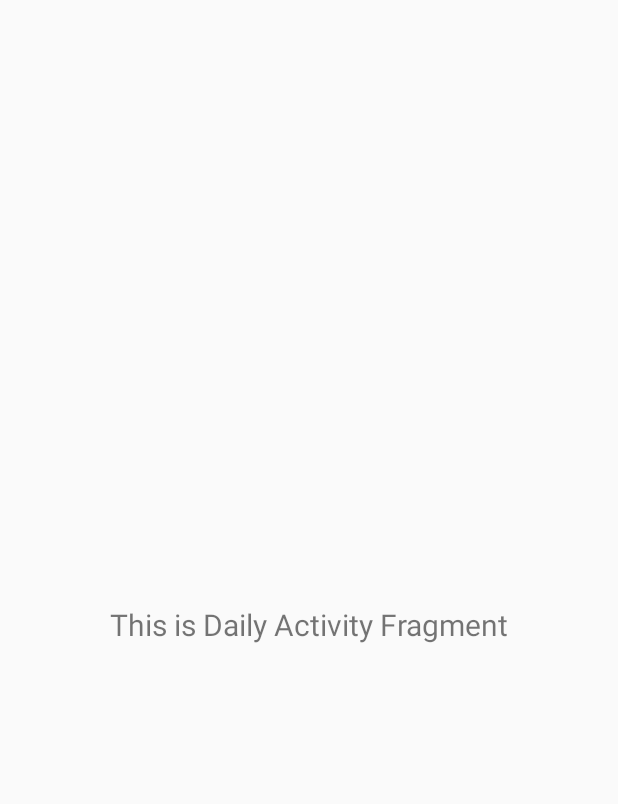
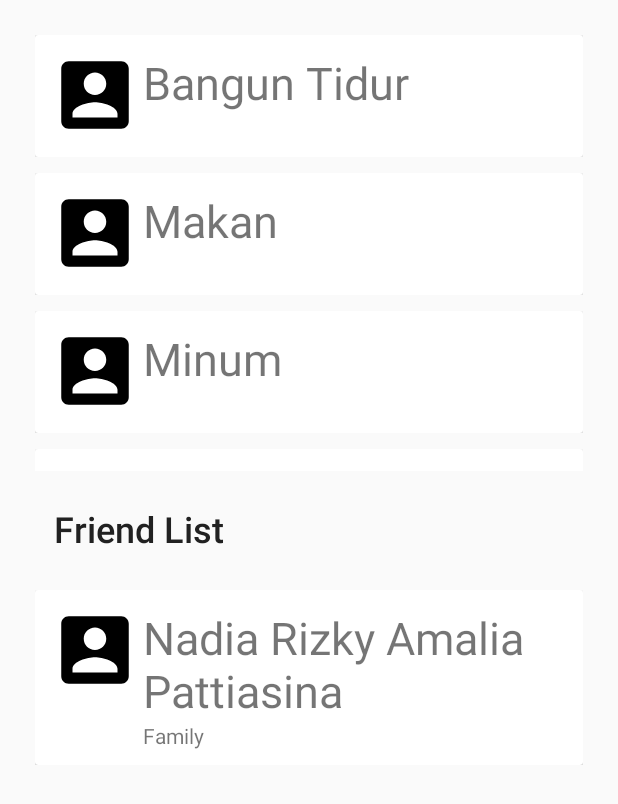
Before and after one commit to aprp19/WhiteSpace, an Android app: the fragment DailyActivity shown on its own in the app's theme, on a phone screen of 412 x 824 dp. Shown: the top 804 px of the screen. Run offline under Robolectric (Android 15) with nearby library versions, the phone set to English and light mode, and no system bars.

Commit message:
Completing Daily Activity Section

```diff
--- a/app/build.gradle
+++ b/app/build.gradle
@@ -53,6 +53,8 @@ dependencies {
     implementation 'com.afollestad:viewpagerdots:1.0.0'
     implementation 'androidx.lifecycle:lifecycle-viewmodel-ktx:2.2.0'
     implementation 'de.hdodenhof:circleimageview:3.1.0'
+    implementation 'com.android.support:cardview-v7:28.0.0'
+    implementation 'com.android.support:recyclerview-v7:28.0.0'
     testImplementation 'junit:junit:4.13'
     androidTestImplementation 'androidx.test.ext:junit:1.1.1'
     androidTestImplementation 'androidx.test.espresso:espresso-core:3.2.0'
--- a/app/src/main/java/com/aprp/whitespace/ui/daily/DailyActivity.kt
+++ b/app/src/main/java/com/aprp/whitespace/ui/daily/DailyActivity.kt
@@ -1,30 +1,72 @@
 package com.aprp.whitespace.ui.daily
 
+import android.content.Context
 import android.os.Bundle
 import android.view.LayoutInflater
 import android.view.View
 import android.view.ViewGroup
-import android.widget.TextView
 import androidx.fragment.app.Fragment
-import androidx.lifecycle.Observer
 import androidx.lifecycle.ViewModelProviders
+import androidx.recyclerview.widget.LinearLayoutManager
+import androidx.recyclerview.widget.RecyclerView
 import com.aprp.whitespace.R
+import kotlinx.android.synthetic.main.fragment_daily.*
+
 
 class DailyActivity : Fragment() {
 
-    private lateinit var dailyViewModel: DailyViewModel
+    private val mDailyActivities = DailyAdapter(
+        listOf(
+            DailyData("Bangun Tidur", R.drawable.ic_menu_profile),
+            DailyData("Makan", R.drawable.ic_menu_profile),
+            DailyData("Minum", R.drawable.ic_menu_profile),
+            DailyData("Mengerjakan Tugas", R.drawable.ic_menu_profile),
+            DailyData("Sholat", R.drawable.ic_menu_profile),
+            DailyData("Tidur Siang", R.drawable.ic_menu_profile),
+            DailyData("Mandi", R.drawable.ic_menu_profile),
+            DailyData("Main Game", R.drawable.ic_menu_profile)
+        )
+    )
+
+    private val mFriendList = FriendAdapter(
+        listOf(
+            Friend("Nadia Rizky Amalia Pattiasina", "Family", R.drawable.ic_menu_profile),
+            Friend("Abe Ekayani Pratiwi","Family", R.drawable.ic_menu_profile),
+            Friend("Sabri","Family", R.drawable.ic_menu_profile),
+            Friend("Anugrah Dwi Cahya Prakasa","Family", R.drawable.ic_menu_profile),
+            Friend("Gigih Surya Prakasa","Family", R.drawable.ic_menu_profile),
+            Friend("Albarokah Muhammad G. P.","Family", R.drawable.ic_menu_profile),
+            Friend("Okeu Agnia Pratama","Family", R.drawable.ic_menu_profile),
+            Friend("Fazar Ingsan","Friend", R.drawable.ic_menu_profile),
+            Friend("M. Rifa Fauzi","Friend", R.drawable.ic_menu_profile),
+            Friend("Ivan Ongko","Friend", R.drawable.ic_menu_profile)
+        )
+    )
 
     override fun onCreateView(
         inflater: LayoutInflater, container: ViewGroup?,
         savedInstanceState: Bundle?
     ): View? {
-        dailyViewModel =
-            ViewModelProviders.of(this).get(DailyViewModel::class.java)
-        val root = inflater.inflate(R.layout.fragment_daily, container, false)
-        val textView: TextView = root.findViewById(R.id.text_dailyActivity)
-        dailyViewModel.text.observe(viewLifecycleOwner, Observer {
-            textView.text = it
-        })
-        return root
+        // Inflate the layout for this fragment
+        return inflater.inflate(R.layout.fragment_daily, container, false)
+    }
+
+    override fun onViewCreated(view: View, savedInstanceState: Bundle?) {
+        super.onViewCreated(view, savedInstanceState)
+        rv_daily.apply {
+            layoutManager = LinearLayoutManager(activity)
+            adapter = mDailyActivities
+        }
+
+        rv_friendlist.apply {
+            layoutManager = LinearLayoutManager(activity)
+            adapter = mFriendList
+        }
+
+        rv_friendlist.layoutManager = LinearLayoutManager(
+            context,
+            LinearLayoutManager.HORIZONTAL,
+            false
+        )
     }
 }
--- /dev/null
+++ b/app/src/main/java/com/aprp/whitespace/ui/daily/DailyAdapter.kt
@@ -0,0 +1,41 @@
+package com.aprp.whitespace.ui.daily
+
+import android.view.LayoutInflater
+import android.view.ViewGroup
+import android.widget.ImageView
+import android.widget.TextView
+import androidx.recyclerview.widget.RecyclerView
+import com.aprp.whitespace.R
+
+class DailyAdapter(private val listDaily: List<DailyData>): RecyclerView.Adapter<DailyViewHolder>() {
+    override fun onCreateViewHolder(parent: ViewGroup, viewType: Int): DailyViewHolder {
+        val inflater = LayoutInflater.from(parent.context)
+        return DailyViewHolder(inflater, parent)
+    }
+
+    override fun getItemCount(): Int {
+        return listDaily.size
+    }
+
+    override fun onBindViewHolder(holder: DailyViewHolder, position: Int) {
+        val daily: DailyData = listDaily[position]
+        holder.bind(daily)
+    }
+
+}
+
+class DailyViewHolder(inflater: LayoutInflater, parent: ViewGroup):
+    RecyclerView.ViewHolder(inflater.inflate(R.layout.content_daily_cardview,parent,false)){
+    private var mTitleDailyActivities: TextView? = null
+    private var mImageActivities: ImageView? = null
+
+    init {
+        mTitleDailyActivities = itemView.findViewById(R.id.daily_c2)
+        mImageActivities = itemView.findViewById(R.id.daily_c1)
+    }
+
+    fun bind(daily: DailyData){
+        mTitleDailyActivities?.text = daily.title
+        mImageActivities?.setImageResource(daily.image)
+    }
+}
--- /dev/null
+++ b/app/src/main/java/com/aprp/whitespace/ui/daily/DailyData.kt
@@ -0,0 +1,6 @@
+package com.aprp.whitespace.ui.daily
+
+data class DailyData (
+    val title: String,
+    val image: Int
+)
--- /dev/null
+++ b/app/src/main/java/com/aprp/whitespace/ui/daily/FriendAdapter.kt
@@ -0,0 +1,43 @@
+package com.aprp.whitespace.ui.daily
+
+import android.view.LayoutInflater
+import android.view.ViewGroup
+import android.widget.ImageView
+import android.widget.TextView
+import androidx.recyclerview.widget.RecyclerView
+import com.aprp.whitespace.R
+
+class FriendAdapter(private val listFriend: List<Friend>): RecyclerView.Adapter<FriendViewHolder>() {
+    override fun onCreateViewHolder(parent: ViewGroup, viewType: Int): FriendViewHolder {
+        val inflater = LayoutInflater.from(parent.context)
+        return FriendViewHolder(inflater, parent)
+    }
+
+    override fun getItemCount(): Int {
+        return listFriend.size
+    }
+
+    override fun onBindViewHolder(holder: FriendViewHolder, position: Int) {
+        val friend: Friend = listFriend[position]
+        holder.bind(friend)
+    }
+}
+
+class FriendViewHolder(inflater: LayoutInflater, parent: ViewGroup):
+    RecyclerView.ViewHolder(inflater.inflate(R.layout.content_daily_cardview,parent,false)){
+    private var mTextFriendName: TextView? = null
+    private var mTextFriendFrom: TextView? = null
+    private var mImageFriend: ImageView? = null
+
+    init {
+        mTextFriendName = itemView.findViewById(R.id.daily_c2)
+        mTextFriendFrom = itemView.findViewById(R.id.daily_c3)
+        mImageFriend = itemView.findViewById(R.id.daily_c1)
+    }
+
+    fun bind(friend: Friend){
+        mTextFriendName?.text = friend.name
+        mTextFriendFrom?.text = friend.from
+        mImageFriend?.setImageResource(friend.image)
+    }
+}
--- /dev/null
+++ b/app/src/main/java/com/aprp/whitespace/ui/daily/FriendData.kt
@@ -0,0 +1,7 @@
+package com.aprp.whitespace.ui.daily
+
+data class Friend (
+    val name: String,
+    val from: String,
+    val image: Int
+)
--- /dev/null
+++ b/app/src/main/res/layout/content_daily_cardview.xml
@@ -0,0 +1,49 @@
+<?xml version="1.0" encoding="utf-8"?>
+<LinearLayout xmlns:android="http://schemas.android.com/apk/res/android"
+    android:layout_width="match_parent" android:layout_height="wrap_content"
+    android:padding="5dp"
+    >
+    <androidx.cardview.widget.CardView
+        android:layout_width="match_parent"
+        android:layout_height="wrap_content"
+        android:id="@+id/cv"
+        >
+
+        <RelativeLayout
+            android:layout_width="match_parent"
+            android:layout_height="wrap_content"
+            android:padding="10dp"
+            >
+
+            <ImageView
+                android:layout_width="60dp"
+                android:layout_height="60dp"
+                android:id="@+id/daily_c1"
+                android:layout_alignParentStart="true"
+                android:layout_alignParentTop="true"
+                />
+
+            <TextView
+                android:id="@+id/daily_c2"
+                android:layout_width="wrap_content"
+                android:layout_height="wrap_content"
+                android:layout_alignParentTop="true"
+                android:layout_marginStart="2dp"
+                android:layout_marginTop="1dp"
+                android:layout_toEndOf="@+id/daily_c1"
+                android:textSize="30sp" />
+
+            <TextView
+                android:id="@+id/daily_c3"
+                android:layout_width="wrap_content"
+                android:layout_height="wrap_content"
+                android:layout_below="@+id/daily_c2"
+                android:layout_marginStart="2dp"
+                android:layout_marginTop="0dp"
+                android:layout_toEndOf="@+id/daily_c1"/>
+
+        </RelativeLayout>
+
+    </androidx.cardview.widget.CardView>
+
+</LinearLayout>
--- a/app/src/main/res/layout/fragment_daily.xml
+++ b/app/src/main/res/layout/fragment_daily.xml
@@ -1,21 +1,48 @@
+<?xml version="1.0" encoding="utf-8"?>
 <androidx.constraintlayout.widget.ConstraintLayout xmlns:android="http://schemas.android.com/apk/res/android"
     xmlns:app="http://schemas.android.com/apk/res-auto"
     xmlns:tools="http://schemas.android.com/tools"
+    android:layout_width="match_parent" android:layout_height="match_parent"
+    android:padding="16dp"
+    >
+
+    <androidx.recyclerview.widget.RecyclerView
+        android:id="@+id/rv_daily"
         android:layout_width="match_parent"
-android:layout_height="match_parent"
-tools:context=".ui.daily.DailyActivity">
+        android:layout_height="300dp"
+        android:orientation="vertical"
+        android:padding="2dp"
+        app:layout_constraintEnd_toEndOf="parent"
+        app:layout_constraintStart_toStartOf="parent"
+        app:layout_constraintTop_toTopOf="parent" />
 
     <TextView
-    android:id="@+id/text_dailyActivity"
+        android:id="@+id/daily_friendlist"
         android:layout_width="match_parent"
         android:layout_height="wrap_content"
-    android:layout_marginStart="8dp"
-    android:layout_marginTop="8dp"
-    android:layout_marginEnd="8dp"
-    android:textAlignment="center"
-    android:textSize="20sp"
+        android:layout_marginStart="16dp"
+        android:layout_marginTop="16dp"
+        android:layout_marginEnd="16dp"
+        android:fontFamily="sans-serif-medium"
+        android:padding="4dp"
+        android:text="@string/daily_friendlist"
+        android:textColor="@color/black"
+        android:textSize="24sp"
+        app:layout_constraintEnd_toEndOf="parent"
+        app:layout_constraintStart_toStartOf="parent"
+        app:layout_constraintTop_toBottomOf="@id/rv_daily" />
+
+    <androidx.recyclerview.widget.RecyclerView
+        android:id="@+id/rv_friendlist"
+        android:layout_width="match_parent"
+        android:layout_height="300dp"
+        android:orientation="horizontal"
+        android:padding="2dp"
+        app:layoutManager="androidx.recyclerview.widget.LinearLayoutManager"
         app:layout_constraintBottom_toBottomOf="parent"
         app:layout_constraintEnd_toEndOf="parent"
         app:layout_constraintStart_toStartOf="parent"
-    app:layout_constraintTop_toTopOf="parent" />
+        app:layout_constraintTop_toBottomOf="@id/daily_friendlist"
+        app:layout_constraintVertical_bias="0.1" />
+
 </androidx.constraintlayout.widget.ConstraintLayout>
--- a/app/src/main/res/layout/fragment_home.xml
+++ b/app/src/main/res/layout/fragment_home.xml
@@ -42,49 +42,75 @@
         app:layout_constraintStart_toStartOf="parent"
         app:layout_constraintTop_toBottomOf="@+id/home_nama" />
 
-    <TextView
-        android:id="@+id/home_deskripsi_isi"
-        android:layout_width="wrap_content"
+
+    <androidx.cardview.widget.CardView
+        android:id="@+id/cardOne"
+        android:layout_width="300dp"
         android:layout_height="wrap_content"
         android:layout_marginTop="4dp"
-        android:text="@string/home_deskripsi_isi"
-        android:textAlignment="textStart"
+        android:padding="2dp"
         app:layout_constraintEnd_toEndOf="parent"
-        app:layout_constraintHorizontal_bias="0.345"
         app:layout_constraintStart_toStartOf="parent"
-        app:layout_constraintTop_toBottomOf="@+id/home_deskripsi" />
+        app:layout_constraintTop_toBottomOf="@+id/home_tgllahir">
+
+        <RelativeLayout
+            android:layout_width="match_parent"
+            android:layout_height="match_parent"
+            android:padding="5dp">
 
             <TextView
                 android:id="@+id/home_deskripsi"
                 android:layout_width="wrap_content"
                 android:layout_height="wrap_content"
-        android:layout_marginTop="4dp"
-        android:text="@string/home_deskripsi"
+                android:layout_alignParentStart="true"
+                android:layout_alignParentTop="true"
+                android:layout_marginEnd="16dp"
+                android:text="@string/home_deskripsi" />
+
+            <TextView
+                android:id="@+id/home_deskripsi_isi"
+                android:layout_width="wrap_content"
+                android:layout_height="wrap_content"
+                android:layout_below="@+id/home_deskripsi"
+                android:text="@string/home_deskripsi_isi"
+                android:textAlignment="textStart" />
+
+        </RelativeLayout>
+    </androidx.cardview.widget.CardView>
+
+    <androidx.cardview.widget.CardView
+        android:id="@+id/cardTwo"
+        android:layout_width="300dp"
+        android:layout_height="wrap_content"
+        android:padding="2dp"
+        app:layout_constraintBottom_toBottomOf="parent"
         app:layout_constraintEnd_toEndOf="parent"
-        app:layout_constraintHorizontal_bias="0.155"
         app:layout_constraintStart_toStartOf="parent"
-        app:layout_constraintTop_toBottomOf="@+id/home_tgllahir" />
+        app:layout_constraintTop_toBottomOf="@+id/cardOne"
+        app:layout_constraintVertical_bias="0.029999971">
+
+        <RelativeLayout
+            android:layout_width="match_parent"
+            android:layout_height="match_parent"
+            android:padding="5dp">
 
             <TextView
                 android:id="@+id/home_interest"
                 android:layout_width="wrap_content"
                 android:layout_height="wrap_content"
-        android:layout_marginTop="4dp"
-        android:text="@string/home_interest"
-        app:layout_constraintEnd_toEndOf="parent"
-        app:layout_constraintHorizontal_bias="0.181"
-        app:layout_constraintStart_toStartOf="parent"
-        app:layout_constraintTop_toBottomOf="@+id/home_deskripsi_isi" />
+                android:layout_alignParentStart="true"
+                android:layout_alignParentTop="true"
+                android:layout_marginEnd="16dp"
+                android:text="@string/home_interest" />
 
             <TextView
                 android:id="@+id/home_interest_isi"
                 android:layout_width="wrap_content"
                 android:layout_height="wrap_content"
-        android:layout_marginTop="4dp"
-        android:text="@string/home_interest_isi"
-        app:layout_constraintEnd_toEndOf="parent"
-        app:layout_constraintHorizontal_bias="0.396"
-        app:layout_constraintStart_toStartOf="parent"
-        app:layout_constraintTop_toBottomOf="@+id/home_interest" />
+                android:layout_below="@+id/home_interest"
+                android:text="@string/home_interest_isi" />
+        </RelativeLayout>
+
+    </androidx.cardview.widget.CardView>
 
 </androidx.constraintlayout.widget.ConstraintLayout>
--- a/app/src/main/res/values/strings.xml
+++ b/app/src/main/res/values/strings.xml
@@ -25,4 +25,6 @@
     <string name="home_interest_isi">
         Makanan dan Minuman\nUnity3D dan Unity2D\nCS:GO dan game First Person Shooter\nHobi di rumah\n
     </string>
+
+    <string name="daily_friendlist">Friend List</string>
 </resources>
```
Lines whose indentation alone changed are shown as unchanged.
